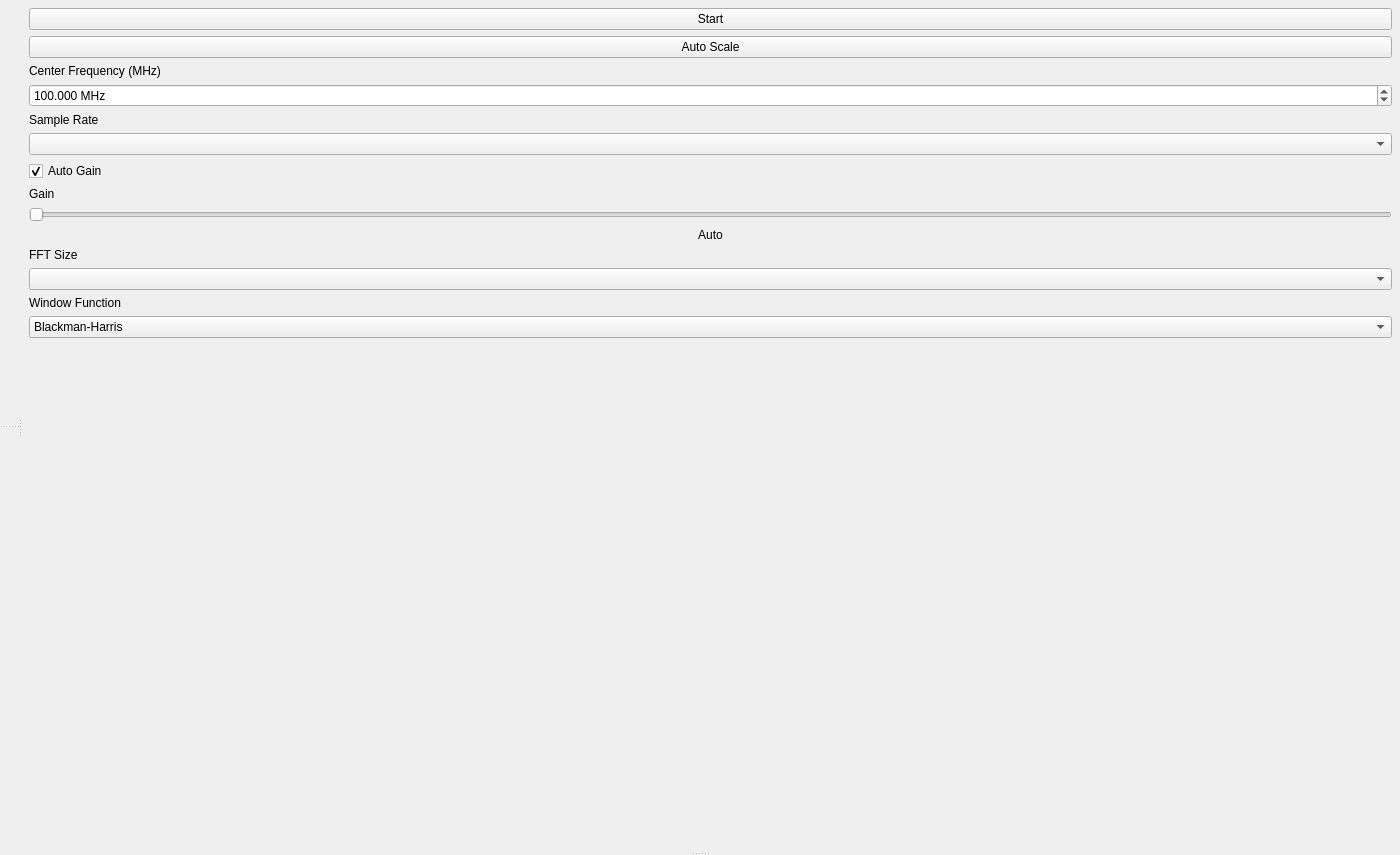
Before: the Qt Designer form src/RadioWizardMain/MainWindow.ui in sfestenstein/RadioWizard, drawn with Qt 5.
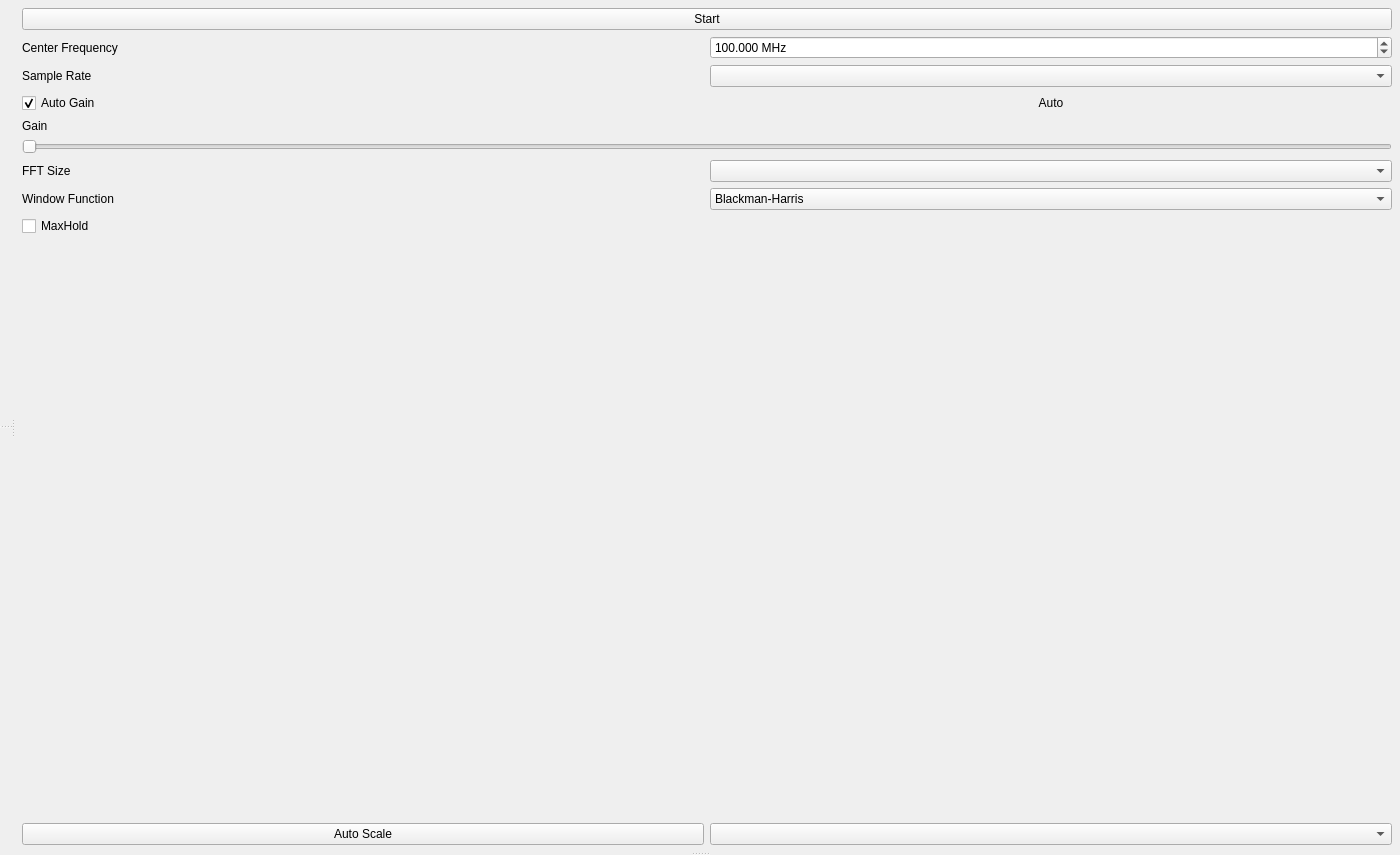
After: the same form once the commit is applied. Custom widgets are drawn as their Qt base class.

Commit message: Updating main window to include color theme selection and max hold.

```diff
--- a/src/RadioWizardMain/MainWindow.ui
+++ b/src/RadioWizardMain/MainWindow.ui
@@ -92,10 +92,7 @@
              <height>0</height>
             </size>
            </property>
-           <layout class="QVBoxLayout" name="controlPanelLayout">
-            <property name="spacing">
-             <number>6</number>
-            </property>
+           <layout class="QGridLayout" name="gridLayout">
             <property name="leftMargin">
              <number>8</number>
             </property>
@@ -108,31 +105,87 @@
             <property name="bottomMargin">
              <number>8</number>
             </property>
-            <item>
-             <widget class="QPushButton" name="_startStopButton">
+            <item row="9" column="0">
+             <widget class="QLabel" name="gainLabel">
               <property name="text">
-               <string>Start</string>
+               <string>Gain</string>
               </property>
-              <property name="checkable">
-               <bool>true</bool>
-              </property>
              </widget>
             </item>
-            <item>
-             <widget class="QPushButton" name="_autoScaleButton">
-              <property name="text">
-               <string>Auto Scale</string>
+            <item row="12" column="1">
+             <widget class="QComboBox" name="_windowFuncCombo">
+              <item>
+               <property name="text">
+                <string>Blackman-Harris</string>
+               </property>
+              </item>
+              <item>
+               <property name="text">
+                <string>Hanning</string>
+               </property>
+              </item>
+              <item>
+               <property name="text">
+                <string>Flat-Top</string>
+               </property>
+              </item>
+              <item>
+               <property name="text">
+                <string>Rectangular</string>
+               </property>
+              </item>
+             </widget>
+            </item>
+            <item row="11" column="1">
+             <widget class="QComboBox" name="_fftSizeCombo"/>
+            </item>
+            <item row="10" column="0" colspan="2">
+             <widget class="QSlider" name="_gainSlider">
+              <property name="enabled">
+               <bool>false</bool>
               </property>
+              <property name="minimum">
+               <number>0</number>
+              </property>
+              <property name="maximum">
+               <number>496</number>
+              </property>
+              <property name="orientation">
+               <enum>Qt::Orientation::Horizontal</enum>
+              </property>
              </widget>
             </item>
-            <item>
+            <item row="6" column="1">
+             <widget class="QComboBox" name="_sampleRateCombo"/>
+            </item>
+            <item row="1" column="0">
              <widget class="QLabel" name="freqLabel">
               <property name="text">
-               <string>Center Frequency (MHz)</string>
+               <string>Center Frequency</string>
               </property>
              </widget>
             </item>
-            <item>
+            <item row="17" column="1">
+             <spacer name="verticalSpacer">
+              <property name="orientation">
+               <enum>Qt::Orientation::Vertical</enum>
+              </property>
+              <property name="sizeHint" stdset="0">
+               <size>
+                <width>20</width>
+                <height>40</height>
+               </size>
+              </property>
+             </spacer>
+            </item>
+            <item row="6" column="0">
+             <widget class="QLabel" name="sampleRateLabel">
+              <property name="text">
+               <string>Sample Rate</string>
+              </property>
+             </widget>
+            </item>
+            <item row="1" column="1">
              <widget class="QDoubleSpinBox" name="_centerFreqSpinBox">
               <property name="decimals">
                <number>3</number>
@@ -154,50 +207,14 @@
               </property>
              </widget>
             </item>
-            <item>
-             <widget class="QLabel" name="sampleRateLabel">
+            <item row="12" column="0">
+             <widget class="QLabel" name="windowLabel">
               <property name="text">
-               <string>Sample Rate</string>
+               <string>Window Function</string>
               </property>
              </widget>
             </item>
-            <item>
-             <widget class="QComboBox" name="_sampleRateCombo"/>
-            </item>
-            <item>
-             <widget class="QCheckBox" name="_autoGainCheckBox">
-              <property name="text">
-               <string>Auto Gain</string>
-              </property>
-              <property name="checked">
-               <bool>true</bool>
-              </property>
-             </widget>
-            </item>
-            <item>
-             <widget class="QLabel" name="gainLabel">
-              <property name="text">
-               <string>Gain</string>
-              </property>
-             </widget>
-            </item>
-            <item>
-             <widget class="QSlider" name="_gainSlider">
-              <property name="enabled">
-               <bool>false</bool>
-              </property>
-              <property name="minimum">
-               <number>0</number>
-              </property>
-              <property name="maximum">
-               <number>496</number>
-              </property>
-              <property name="orientation">
-               <enum>Qt::Orientation::Horizontal</enum>
-              </property>
-             </widget>
-            </item>
-            <item>
+            <item row="8" column="1">
              <widget class="QLabel" name="_gainValueLabel">
               <property name="text">
                <string>Auto</string>
@@ -207,49 +224,35 @@
               </property>
              </widget>
             </item>
-            <item>
+            <item row="0" column="0" colspan="2">
+             <widget class="QPushButton" name="_startStopButton">
+              <property name="text">
+               <string>Start</string>
+              </property>
+              <property name="checkable">
+               <bool>true</bool>
+              </property>
+             </widget>
+            </item>
+            <item row="11" column="0">
              <widget class="QLabel" name="fftSizeLabel">
               <property name="text">
                <string>FFT Size</string>
               </property>
              </widget>
             </item>
-            <item>
-             <widget class="QComboBox" name="_fftSizeCombo"/>
-            </item>
-            <item>
-             <widget class="QLabel" name="windowLabel">
+            <item row="8" column="0">
+             <widget class="QCheckBox" name="_autoGainCheckBox">
               <property name="text">
-               <string>Window Function</string>
+               <string>Auto Gain</string>
               </property>
+              <property name="checked">
+               <bool>true</bool>
+              </property>
              </widget>
             </item>
-            <item>
-             <widget class="QComboBox" name="_windowFuncCombo">
-              <item>
-               <property name="text">
-                <string>Blackman-Harris</string>
-               </property>
-              </item>
-              <item>
-               <property name="text">
-                <string>Hanning</string>
-               </property>
-              </item>
-              <item>
-               <property name="text">
-                <string>Flat-Top</string>
-               </property>
-              </item>
-              <item>
-               <property name="text">
-                <string>Rectangular</string>
-               </property>
-              </item>
-             </widget>
-            </item>
-            <item>
-             <spacer name="verticalSpacer">
+            <item row="17" column="0">
+             <spacer name="verticalSpacer_2">
               <property name="orientation">
                <enum>Qt::Orientation::Vertical</enum>
               </property>
@@ -261,6 +264,23 @@
               </property>
              </spacer>
             </item>
+            <item row="18" column="0">
+             <widget class="QPushButton" name="_autoScaleBtn">
+              <property name="text">
+               <string>Auto Scale</string>
+              </property>
+             </widget>
+            </item>
+            <item row="18" column="1">
+             <widget class="QComboBox" name="_colorThemeCombo"/>
+            </item>
+            <item row="13" column="0">
+             <widget class="QCheckBox" name="_maxHoldCheckBox">
+              <property name="text">
+               <string>MaxHold</string>
+              </property>
+             </widget>
+            </item>
            </layout>
           </widget>
          </widget>
```
Left out of the diff: 8 changed lines with no effect on the pictures. The commit also changes 1 other file.
